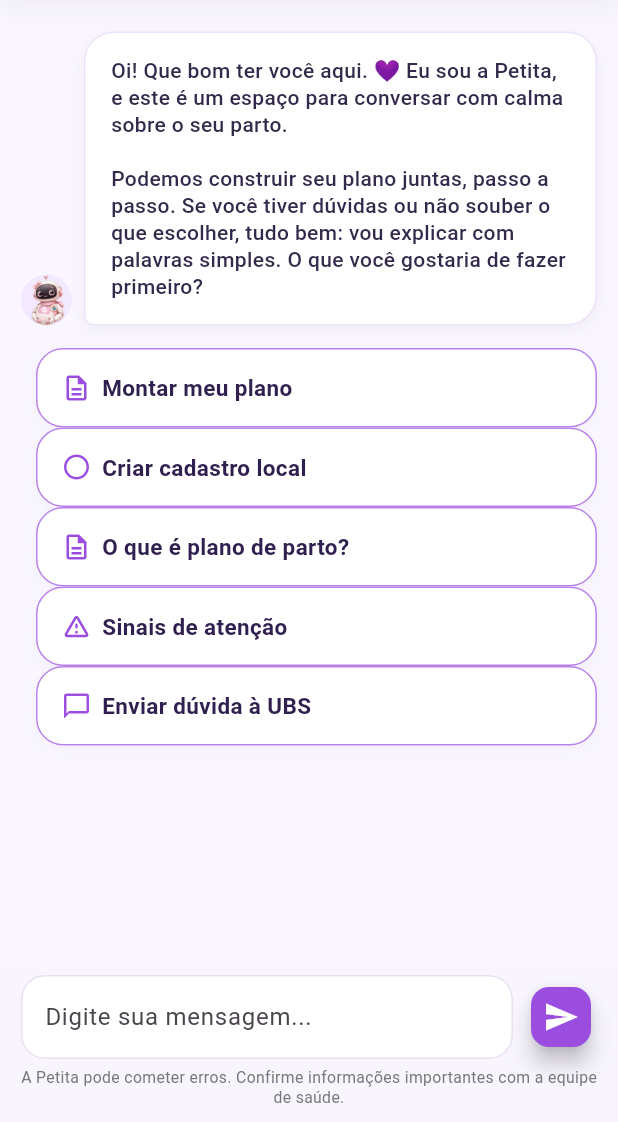
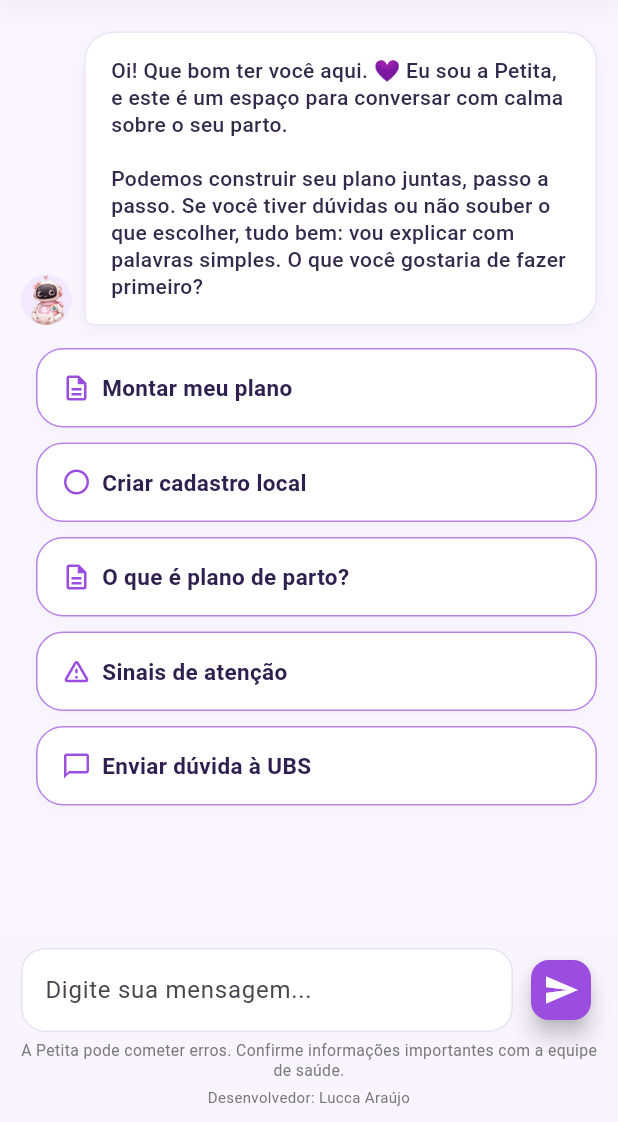
Before and after one commit to petsaudemonitoramento-dev/petita-plano-parto, a Flutter app: the ChatScreen screen opened directly, on a phone screen of 412 x 824 dp, the part 114-1236 px from its top. Run offline on Flutter 3.47's test engine with Material 3 defaults, Android fonts, the phone set to English and light mode, and no system bars; our stand-ins replace file_picker, flutter_markdown, pdf, printing, shared_preferences, supabase_flutter; accounts and stored records are empty.

Commit message:
fix(chat): espaçamento consistente entre escolhas e crédito de desenvolvimento

```diff
--- a/lib/screens/chat/chat_screen.dart
+++ b/lib/screens/chat/chat_screen.dart
@@ -581,13 +581,16 @@ class _ChatScreenState extends State<ChatScreen> {
                             final isSelected = _currentQuestion >= 0 && _questions[_currentQuestion].multiple && _multiSelection.contains(o);
                             final isFinish = o == 'Concluir seleção';
                             final isHelp = o == 'Quero entender melhor';
-                            return _ChoicePill(
+                            return Padding(
+                              padding: const EdgeInsets.only(bottom: 10),
+                              child: _ChoicePill(
                                 label: o,
                                 icon: isHelp ? Icons.lightbulb_outline_rounded : (isFinish ? Icons.check_circle_outline : _optionIcon(o)),
                                 selected: isSelected,
                                 primary: isFinish,
                                 help: isHelp,
                                 onTap: () => _handleOption(o),
+                              ),
                             );
                           }).toList(),
                         ),
@@ -847,6 +850,12 @@ class _ChatInput extends StatelessWidget {
             textAlign: TextAlign.center,
             style: TextStyle(fontSize: 10.5, color: Color(0xFF777777), height: 1.2),
           ),
+          const SizedBox(height: 4),
+          const Text(
+            'Desenvolvedor: Lucca Araújo',
+            textAlign: TextAlign.center,
+            style: TextStyle(fontSize: 10, color: Color(0xFF777777)),
+          ),
         ]),
       ),
     );
```
Lines whose indentation alone changed are shown as unchanged.
